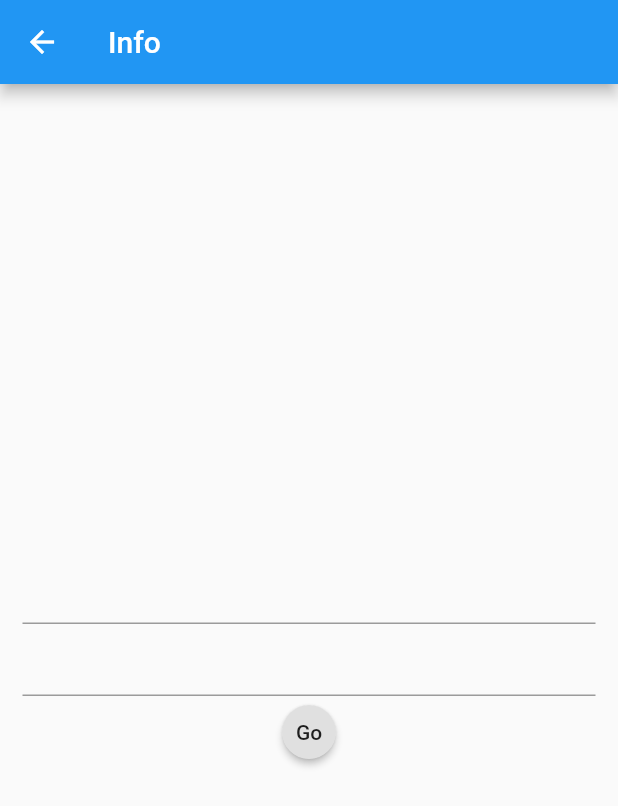
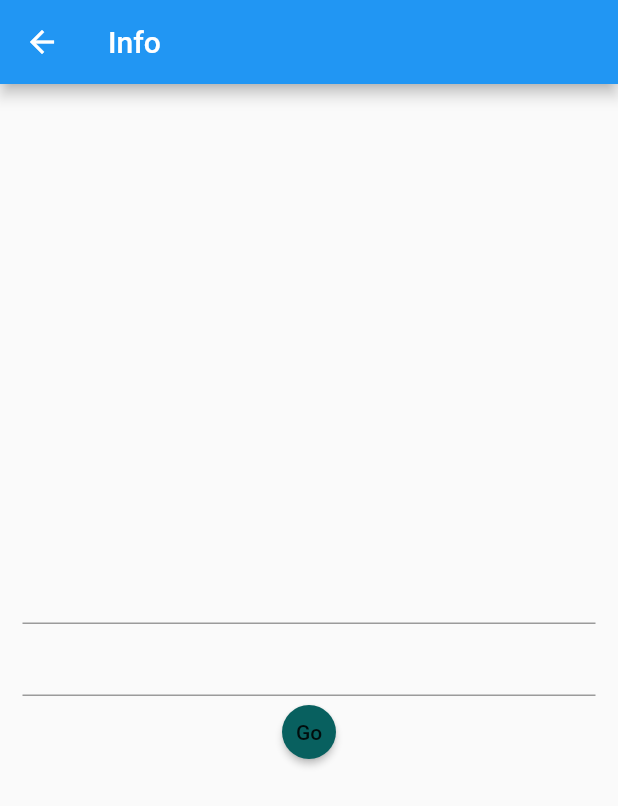
Before and after one commit to eduserrato/SantaClausLetterApp, a Flutter app: the LoginScreen screen opened directly, on a phone screen of 412 x 824 dp. Shown: the top 806 px of the screen. Run offline on Flutter 3.47's test engine with Material 2 defaults, Android fonts, the phone set to English and light mode, and no system bars.

Commit message:
Added color

```diff
--- a/lib/screens/loginscreen.dart
+++ b/lib/screens/loginscreen.dart
@@ -22,10 +22,9 @@ class _LoginScreenState extends State<LoginScreen> {
             children: <Widget>[
               TextField(controller: emailCtrl),
               TextField(controller: phoneCtrl, obscureText: true),
-
               RaisedButton(child: Text("Go"),
               shape: CircleBorder(),
-
+              color: Color.fromARGB(0xff, 8, 96, 95),
               onPressed: () {
                 print("Success");
               }),
```
